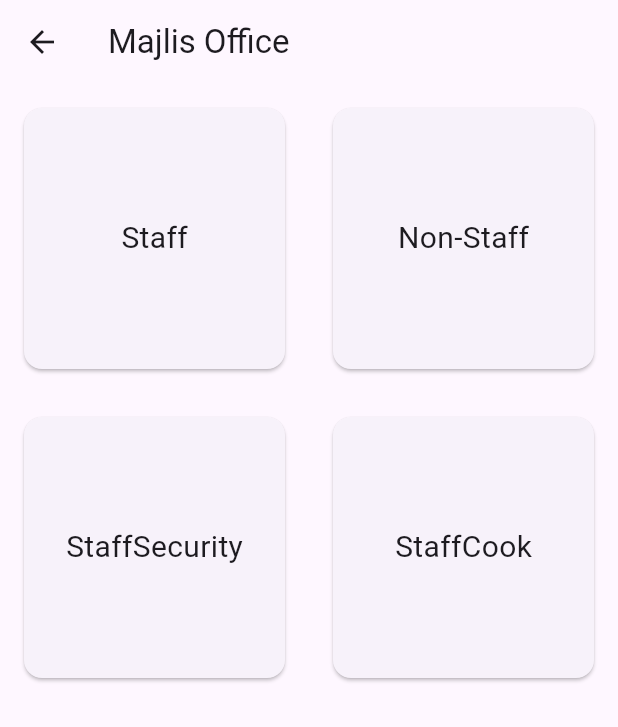
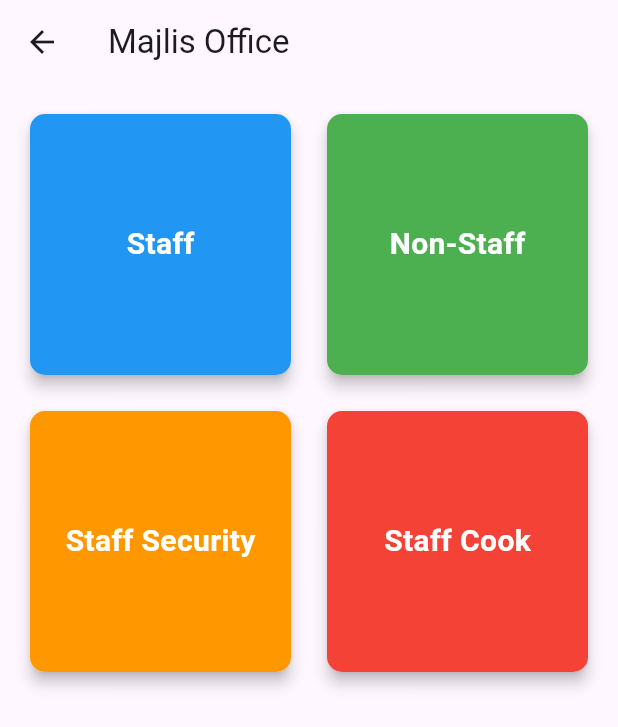
Before and after one commit to NIYASNY/mujlis_project, a Flutter app: the StaffHomePage screen opened directly, on a phone screen of 412 x 824 dp. Shown: the top 727 px of the screen. Run offline on Flutter 3.47's test engine with Material 3 defaults, Android fonts, the phone set to English and light mode, and no system bars; our stand-ins replace bloc, carousel_slider, cloud_firestore, curved_navigation_bar, firebase_auth, firebase_core and 19 more; accounts and stored records are empty; network calls fail.

Commit message:
staffpage added

```diff
--- a/lib/app/view/staff/staffhome.dart
+++ b/lib/app/view/staff/staffhome.dart
@@ -11,26 +11,50 @@ class StaffHomePage extends StatelessWidget {
       appBar: AppBar(
         title: Text('Majlis Office'),
       ),
-      body: GridView.count(crossAxisCount: 2, children: [
-        _buildCard(context, 'Staff', StaffTeachersPage()),
-        _buildCard(context, 'Non-Staff', OfficeNonStaffPage()),
-        _buildCard(context, 'StaffSecurity', StaffSecurityPage()),
-        _buildCard(context, 'StaffCook', StaffCookPage()),
-      ]),
+      body: Padding(
+        padding: const EdgeInsets.all(16.0),
+        child: GridView.count(
+          crossAxisCount: 2,
+          crossAxisSpacing: 16.0,
+          mainAxisSpacing: 16.0,
+          children: [
+            _buildCard(context, 'Staff', StaffTeachersPage(), Colors.blue),
+            _buildCard(
+                context, 'Non-Staff', OfficeNonStaffPage(), Colors.green),
+            _buildCard(
+                context, 'Staff Security', StaffSecurityPage(), Colors.orange),
+            _buildCard(context, 'Staff Cook', StaffCookPage(), Colors.red),
+          ],
+        ),
+      ),
     );
   }
 
-  Widget _buildCard(BuildContext context, String title, Widget page) {
+  Widget _buildCard(
+      BuildContext context, String title, Widget page, Color color) {
     return GestureDetector(
       onTap: () {
         Navigator.push(context, MaterialPageRoute(builder: (context) => page));
       },
       child: Card(
-        margin: EdgeInsets.all(16.0),
-        child: Center(
-          child: Text(
-            title,
-            style: TextStyle(fontSize: 20.0),
+        elevation: 4.0,
+        shape: RoundedRectangleBorder(
+          borderRadius: BorderRadius.circular(10.0),
+        ),
+        child: Container(
+          decoration: BoxDecoration(
+            borderRadius: BorderRadius.circular(10.0),
+            color: color,
+          ),
+          child: Center(
+            child: Text(
+              title,
+              style: TextStyle(
+                fontSize: 20.0,
+                color: Colors.white,
+                fontWeight: FontWeight.bold,
+              ),
+            ),
           ),
         ),
       ),
```
Also changed, not shown: lib/app/controller/auth/bloc/bloc/auth_bloc.dart (deleted, +0 -51 lines), lib/app/controller/auth/bloc/bloc/auth_event.dart (deleted, +0 -18 lines), lib/app/controller/auth/bloc/bloc/auth_state.dart (deleted, +0 -19 lines).
